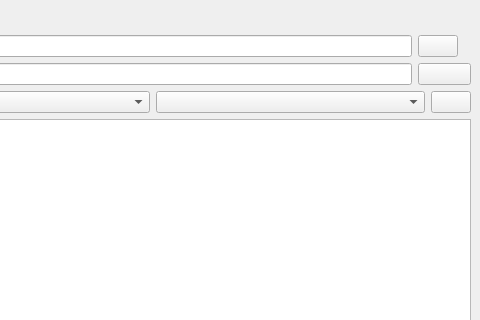
First picture: the form in src/grooveoff/MainWindow.ui, repository gcala/grooveoff, before the edit; both pictures show x 144 to 624 and y 0 to 320 of the 624 by 787 pixel window.
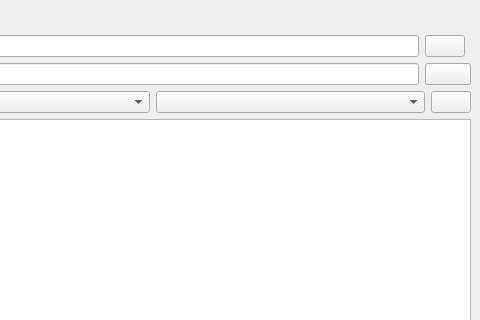
Second picture: the form after the edit. Custom widgets are drawn as their Qt base class.

Commit message: Implemented Spinner widget from trojita project

```diff
--- a/src/grooveoff/MainWindow.ui
+++ b/src/grooveoff/MainWindow.ui
@@ -96,11 +96,7 @@
          </widget>
         </item>
         <item>
-         <widget class="QLabel" name="busyLabel">
-          <property name="text">
-           <string/>
-          </property>
-         </widget>
+         <widget class="QWidget" name="spinnerWidget" native="true"/>
         </item>
        </layout>
       </item>
```
Left out of the diff: 2 changed lines with no effect on the pictures. The commit also changes 7 other files.
